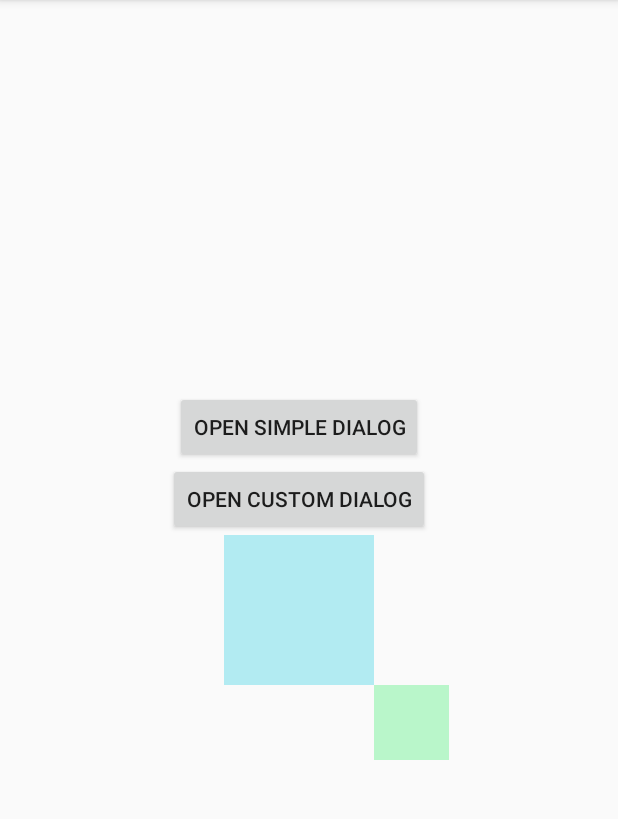
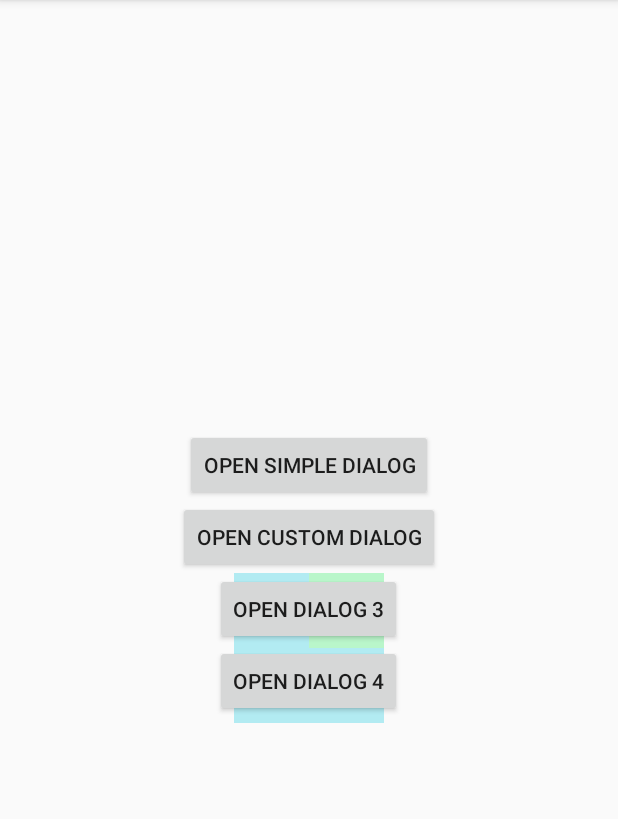
Before and after one commit to teamWSIZ/android-2018, an Android app: the screen it shows after launch (MainActivity), on a phone screen of 412 x 824 dp, the part 84-903 px from its top. Run offline under Robolectric (Android 15) with nearby library versions, the phone set to English and light mode, and no system bars.

Commit message:
button added

```diff
--- a/Zajecia4/RelativeLayoutExample/app/src/main/java/com/android7/relativelayoutexample/MainActivity.java
+++ b/Zajecia4/RelativeLayoutExample/app/src/main/java/com/android7/relativelayoutexample/MainActivity.java
@@ -14,6 +14,8 @@ import android.widget.Toast;
 public class MainActivity extends AppCompatActivity {
     Button button0;
     Button button1;
+    Button button2;
+    Button button3;
 
     @Override
     protected void onCreate(Bundle savedInstanceState) {
@@ -22,6 +24,8 @@ public class MainActivity extends AppCompatActivity {
 
         button0 = findViewById(R.id.button0);
         button1 = findViewById(R.id.button1);
+        button2 = findViewById(R.id.button2);
+        button3 = findViewById(R.id.button3);
 
         button0.setOnClickListener(new View.OnClickListener() {
             @Override
@@ -60,6 +64,20 @@ public class MainActivity extends AppCompatActivity {
                 });
             }
         });
+
+        button2.setOnClickListener(new View.OnClickListener() {
+            @Override
+            public void onClick(View view) {
+                Toast.makeText(MainActivity.this,getString(R.string.menu_item_3),Toast.LENGTH_SHORT).show();
+            }
+        });
+
+        button3.setOnClickListener(new View.OnClickListener() {
+            @Override
+            public void onClick(View view) {
+                Toast.makeText(MainActivity.this,getString(R.string.menu_item_4),Toast.LENGTH_SHORT).show();
+            }
+        });
     }
 
     @Override
--- a/Zajecia4/RelativeLayoutExample/app/src/main/res/layout/activity_main.xml
+++ b/Zajecia4/RelativeLayoutExample/app/src/main/res/layout/activity_main.xml
@@ -22,6 +22,22 @@
         android:layout_height="wrap_content"
         android:text="@string/open_dilog_2"
         />
+    <Button
+        android:id="@+id/button2"
+        android:layout_below="@id/button1"
+        android:layout_centerHorizontal="true"
+        android:layout_width="wrap_content"
+        android:layout_height="wrap_content"
+        android:text="@string/menu_item_3"
+        />
+    <Button
+        android:id="@+id/button3"
+        android:layout_centerHorizontal="true"
+        android:layout_below="@id/button2"
+        android:layout_width="wrap_content"
+        android:layout_height="wrap_content"
+        android:text="@string/menu_item_4"
+        />
     <View
         android:id="@+id/text0"
         android:layout_centerHorizontal="true"
@@ -32,8 +48,8 @@
     <View
         android:id="@+id/text1"
         android:layout_centerHorizontal="true"
-        android:layout_below="@id/text0"
-        android:layout_toRightOf="@+id/text0"
+        android:layout_below="@id/button1"
+        android:layout_alignRight="@+id/text0"
         android:layout_width="50dp"
         android:layout_height="50dp"
         android:background="#b9f6ca"
```
